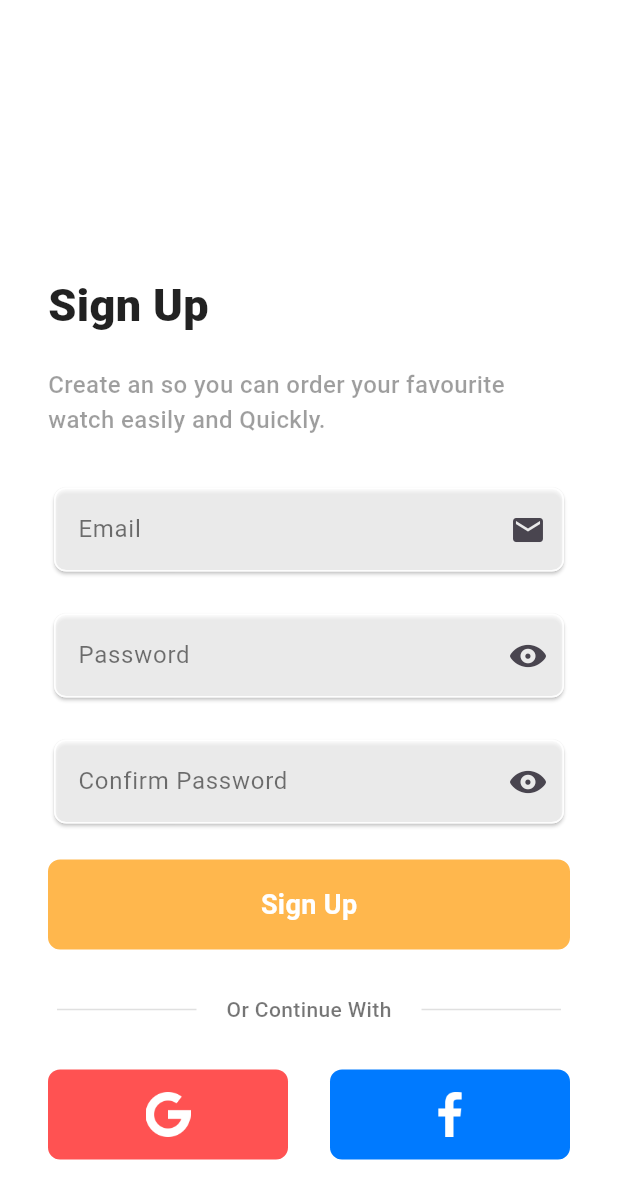
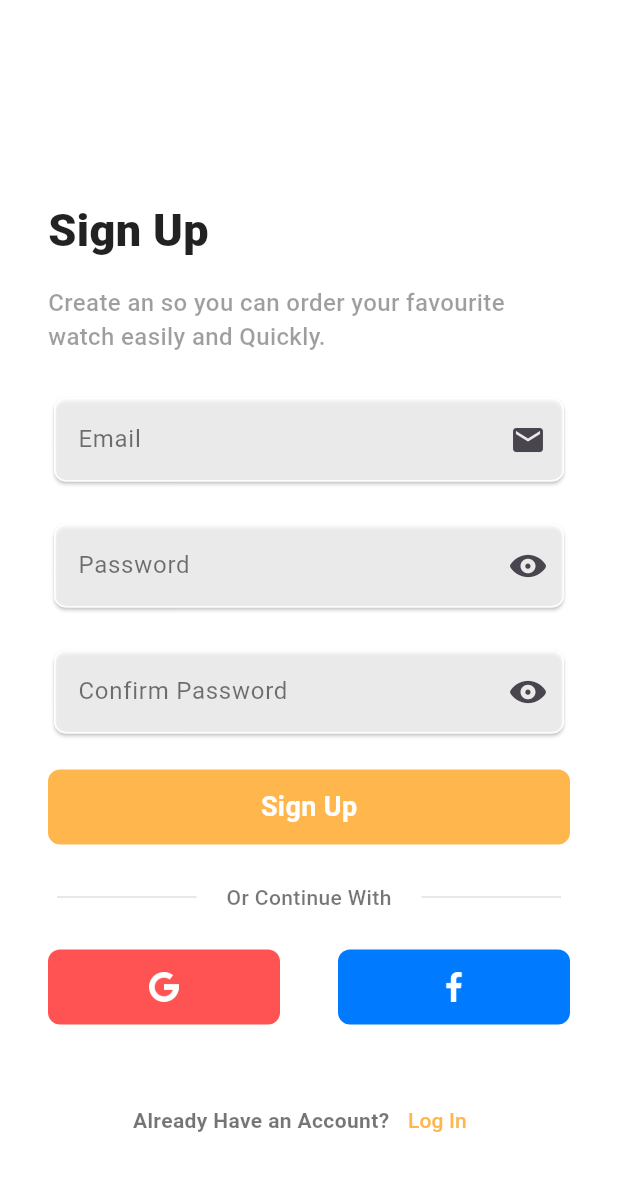
Before and after one commit to RohitGiri420/Email_auth-FireBase, a Flutter app: the SignUpScreen screen opened directly, on a phone screen of 412 x 824 dp. Shown: the top 1199 px of the screen. Run offline on Flutter 3.47's test engine with Material 3 defaults, Android fonts, the phone set to English and light mode, and no system bars; our stand-ins replace firebase_auth, firebase_core; accounts and stored records are empty.

Commit message:
Final signup screen is ready

```diff
--- a/lib/Screen/SignUp.dart
+++ b/lib/Screen/SignUp.dart
@@ -53,7 +53,7 @@ class _SignUpScreenState extends State<SignUpScreen> {
 
           children: [
 
-            SizedBox(height: 150,),
+            SizedBox(height: 100,),
             Text(
               "Sign Up",
               style: TextStyle(
@@ -62,7 +62,7 @@ class _SignUpScreenState extends State<SignUpScreen> {
                   fontWeight: FontWeight.w900),
             ),
             SizedBox(
-              height: 20,
+              height: 15,
             ),
             Text(
               "Create an so you can order your favourite watch easily and Quickly. ",
@@ -72,7 +72,7 @@ class _SignUpScreenState extends State<SignUpScreen> {
                   fontWeight: FontWeight.w500),
             ),
             SizedBox(
-              height: 20,
+              height: 15,
             ),
             Uihelper().CustomTextField(
               emailController,
@@ -108,7 +108,7 @@ class _SignUpScreenState extends State<SignUpScreen> {
 
 
             Padding(
-              padding: const EdgeInsets.symmetric(vertical: 20),
+              padding: const EdgeInsets.symmetric(vertical: 15),
               child: Stack(
                 alignment: Alignment.center,
                 children: [
@@ -133,37 +133,45 @@ class _SignUpScreenState extends State<SignUpScreen> {
               child: Row(
                 mainAxisAlignment: MainAxisAlignment.spaceBetween,
                 children: [
-                  Container(
+                  Expanded(
+                    flex: 4,
+                    child: Container(
 
                       child: Padding(
                         padding: const EdgeInsets.all(15.0),
                         child: Image.asset('asset/image/google.png'),
                       ),
-                    height: 60,
-                    width: 160,
+                      height: 50,
+                      width: double.infinity,
                       decoration: BoxDecoration(
                           color: Colors.redAccent,
                           borderRadius: BorderRadius.circular(8),
                       ),
                     ),
+                  ),
 
-                  Container(
+                  Expanded(child: SizedBox(width: double.infinity,),flex: 1,),
+
+                  Expanded(
+                    flex: 4,
+                    child: Container(
 
                       child: Padding(
                         padding: const EdgeInsets.all(15.0),
                         child: Image.asset('asset/image/facebook-app-symbol.png'),
                       ),
-                    height: 60,
-                    width: 160,
+                      height: 50,
+                      width: double.infinity,
                       decoration: BoxDecoration(
                         color: CupertinoColors.systemBlue,
                         borderRadius: BorderRadius.circular(8),
                       ),
                     ),
+                  ),
                 ],
               ),
             ),
-            SizedBox(height: 50,),
+            SizedBox(height: 30,),
 
             Row(
               mainAxisAlignment: MainAxisAlignment.center,
--- a/lib/Widget/UiHelper.dart
+++ b/lib/Widget/UiHelper.dart
@@ -47,7 +47,7 @@ class Uihelper{
                 text,style : TextStyle(color: Colors.white,fontWeight: FontWeight.w700,fontSize: 18)
             ),
           ),
-          height: 60,
+          height: 50,
           width: double.infinity,
           decoration: BoxDecoration(
             color: color,
```
Lines whose indentation alone changed are shown as unchanged.
